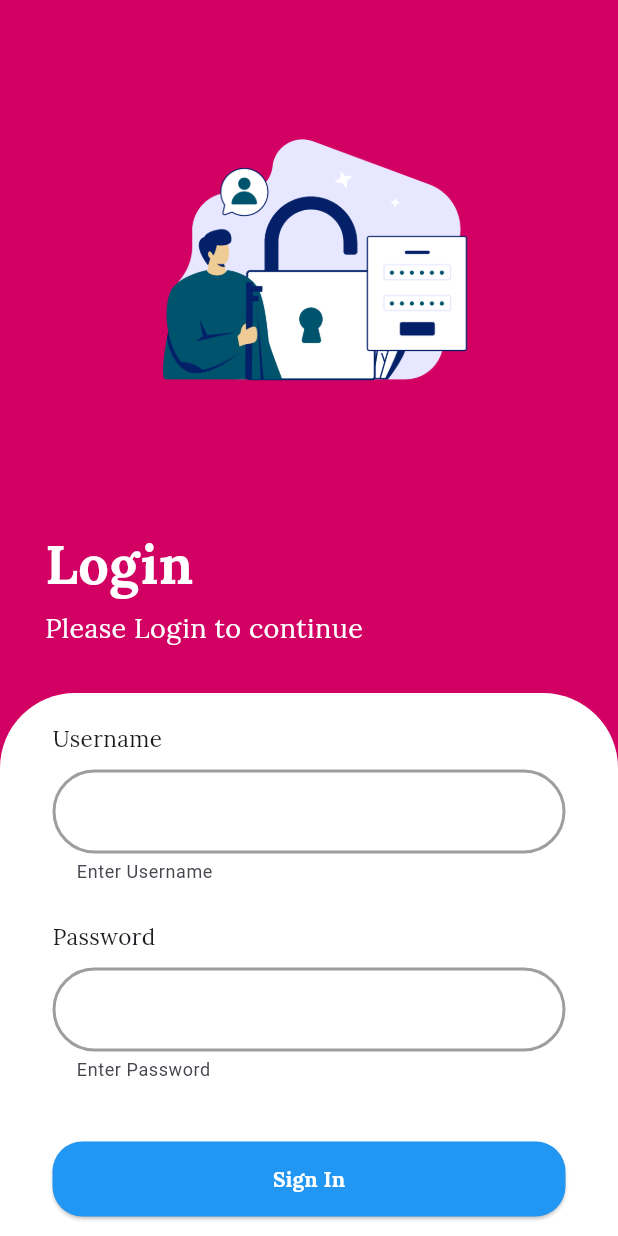
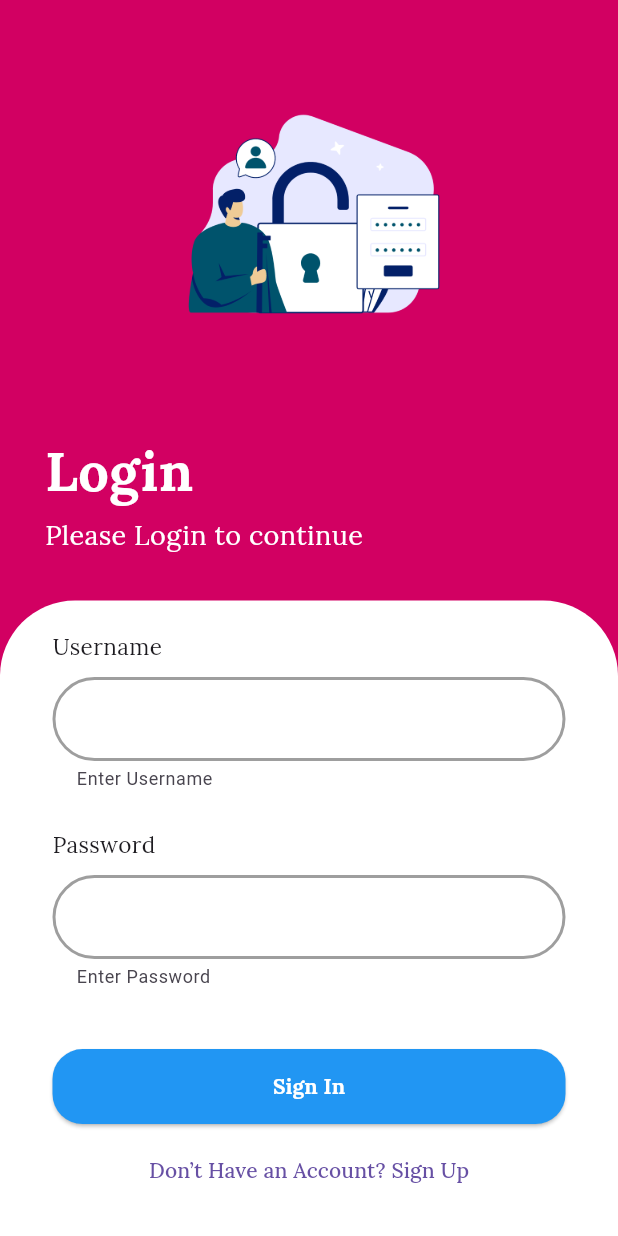
Before and after one commit to TesyaKell/3_A_Salon, a Flutter app: the screen it shows after launch, on a phone screen of 412 x 824 dp. Run offline on Flutter 3.47's test engine with Material 3 defaults, Android fonts, the light colour scheme and no system bars; our stand-ins replace carousel_slider, file_picker, font_awesome_flutter, google_fonts, icons_plus, image_picker and 5 more; missing offline and left inert: shake_gesture.

Commit message:
perbaiki login, home

```diff
--- a/lib/View/login.dart
+++ b/lib/View/login.dart
@@ -23,24 +23,26 @@ class _LoginViewState extends State<LoginView> {
 
     return Scaffold(
       backgroundColor: const Color.fromRGBO(210, 0, 98, 1),
-      resizeToAvoidBottomInset: true,
+      resizeToAvoidBottomInset: false, // Disable resizing
       body: SafeArea(
-        child: SingleChildScrollView(
-          child: Column(
+        child: LayoutBuilder(
+          builder: (context, constraints) {
+            return Column(
               children: [
-              _buildImage(),
+                _buildImage(constraints),
                 _buildLoginText(),
-              _buildLoginForm(dataForm),
+                _buildLoginForm(constraints, dataForm),
               ],
-          ),
+            );
+          },
         ),
       ),
     );
   }
 
-  Widget _buildImage() {
-    return Container(
-      height: 350,
+  Widget _buildImage(BoxConstraints constraints) {
+    return SizedBox(
+      height: constraints.maxHeight * 0.35, // 35% of the screen height
       child: Image.asset(
         'lib/images/1.png',
         fit: BoxFit.cover,
@@ -72,8 +74,9 @@ class _LoginViewState extends State<LoginView> {
     );
   }
 
-  Widget _buildLoginForm(Map? dataForm) {
-    return Container(
+  Widget _buildLoginForm(BoxConstraints constraints, Map? dataForm) {
+    return Expanded(
+      child: Container(
         width: double.infinity,
         decoration: const BoxDecoration(
           color: Colors.white,
@@ -90,13 +93,14 @@ class _LoginViewState extends State<LoginView> {
               mainAxisSize: MainAxisSize.min,
               children: [
                 _buildTextField('Username', usernameController, false),
-              const SizedBox(height: 15), // Reduced spacing
+                const SizedBox(height: 15),
                 _buildTextField('Password', passwordController, true),
                 const SizedBox(height: 20),
                 _buildSignInButton(dataForm),
-              const SizedBox(height: 15),
+                const Spacer(),
                 _buildSignUpButton(),
               ],
+            ),
           ),
         ),
       ),
```
Also changed, not shown: lib/View/homepage.dart (+29 -6 lines). Lines whose indentation alone changed are shown as unchanged.
